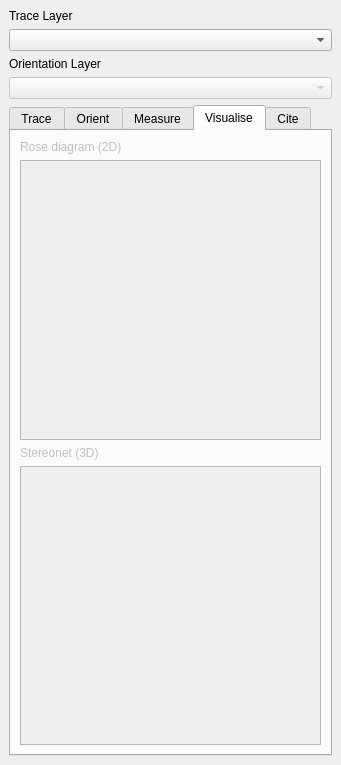
This is geo_trace/geo_trace_dockwidget_base.ui in RichardQZeng/ForestLines as Qt 5 draws it before an edit. The edited form follows.
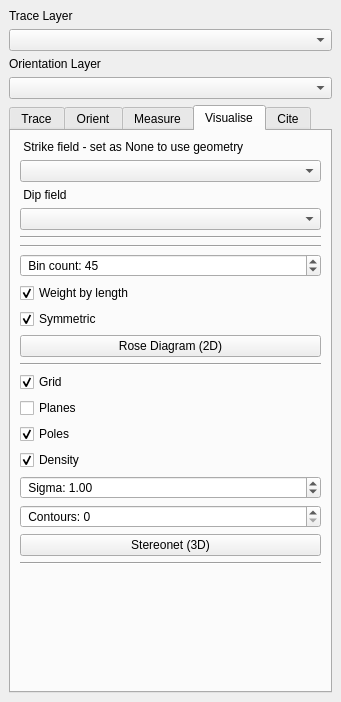
This is the edited form. The open tabs and pages were chosen to show the change. Custom widgets are drawn as their Qt base class.

Patch:
```diff
--- a/geo_trace/geo_trace_dockwidget_base.ui
+++ b/geo_trace/geo_trace_dockwidget_base.ui
@@ -7,7 +7,7 @@
     <x>0</x>
     <y>0</y>
     <width>341</width>
-    <height>765</height>
+    <height>702</height>
    </rect>
   </property>
   <property name="windowTitle">
@@ -448,7 +448,7 @@
       </widget>
       <widget class="QWidget" name="visTab">
        <property name="enabled">
-        <bool>false</bool>
+        <bool>true</bool>
        </property>
        <attribute name="title">
         <string>Visualise</string>
@@ -457,22 +457,182 @@
         <item>
          <widget class="QLabel" name="label_9">
           <property name="text">
-           <string>Rose diagram (2D)</string>
+           <string> Strike field - set as None to use geometry</string>
           </property>
          </widget>
         </item>
         <item>
-         <widget class="QGraphicsView" name="vp_rose"/>
+         <widget class="QgsFieldComboBox" name="vt_strike"/>
         </item>
         <item>
          <widget class="QLabel" name="label_11">
           <property name="text">
+           <string> Dip field</string>
+          </property>
+         </widget>
+        </item>
+        <item>
+         <widget class="QgsFieldComboBox" name="vt_dip"/>
+        </item>
+        <item>
+         <widget class="Line" name="line_8">
+          <property name="orientation">
+           <enum>Qt::Horizontal</enum>
+          </property>
+         </widget>
+        </item>
+        <item>
+         <widget class="Line" name="line_9">
+          <property name="orientation">
+           <enum>Qt::Horizontal</enum>
+          </property>
+         </widget>
+        </item>
+        <item>
+         <widget class="QSpinBox" name="vt_bins">
+          <property name="suffix">
+           <string/>
+          </property>
+          <property name="prefix">
+           <string> Bin count: </string>
+          </property>
+          <property name="minimum">
+           <number>4</number>
+          </property>
+          <property name="maximum">
+           <number>360</number>
+          </property>
+          <property name="value">
+           <number>45</number>
+          </property>
+         </widget>
+        </item>
+        <item>
+         <widget class="QCheckBox" name="vt_weight">
+          <property name="text">
+           <string>Weight by length</string>
+          </property>
+          <property name="checked">
+           <bool>true</bool>
+          </property>
+         </widget>
+        </item>
+        <item>
+         <widget class="QCheckBox" name="vt_sym">
+          <property name="text">
+           <string>Symmetric</string>
+          </property>
+          <property name="checked">
+           <bool>true</bool>
+          </property>
+         </widget>
+        </item>
+        <item>
+         <widget class="QPushButton" name="vt_rose">
+          <property name="text">
+           <string>Rose Diagram (2D)</string>
+          </property>
+         </widget>
+        </item>
+        <item>
+         <widget class="Line" name="line_6">
+          <property name="orientation">
+           <enum>Qt::Horizontal</enum>
+          </property>
+         </widget>
+        </item>
+        <item>
+         <widget class="QCheckBox" name="vt_grid">
+          <property name="text">
+           <string>Grid</string>
+          </property>
+          <property name="checked">
+           <bool>true</bool>
+          </property>
+         </widget>
+        </item>
+        <item>
+         <widget class="QCheckBox" name="vt_planes">
+          <property name="text">
+           <string>Planes</string>
+          </property>
+         </widget>
+        </item>
+        <item>
+         <widget class="QCheckBox" name="vt_poles">
+          <property name="text">
+           <string>Poles</string>
+          </property>
+          <property name="checked">
+           <bool>true</bool>
+          </property>
+         </widget>
+        </item>
+        <item>
+         <widget class="QCheckBox" name="vt_density">
+          <property name="text">
+           <string>Density</string>
+          </property>
+          <property name="checked">
+           <bool>true</bool>
+          </property>
+         </widget>
+        </item>
+        <item>
+         <widget class="QDoubleSpinBox" name="vt_sigma">
+          <property name="prefix">
+           <string> Sigma: </string>
+          </property>
+          <property name="minimum">
+           <double>0.100000000000000</double>
+          </property>
+          <property name="maximum">
+           <double>90.000000000000000</double>
+          </property>
+          <property name="singleStep">
+           <double>0.500000000000000</double>
+          </property>
+          <property name="value">
+           <double>1.000000000000000</double>
+          </property>
+         </widget>
+        </item>
+        <item>
+         <widget class="QSpinBox" name="vt_contours">
+          <property name="prefix">
+           <string> Contours: </string>
+          </property>
+          <property name="maximum">
+           <number>25</number>
+          </property>
+         </widget>
+        </item>
+        <item>
+         <widget class="QPushButton" name="vt_stereo">
+          <property name="text">
            <string>Stereonet (3D)</string>
           </property>
          </widget>
         </item>
         <item>
-         <widget class="QGraphicsView" name="vp_stereo"/>
+         <widget class="Line" name="line_7">
+          <property name="orientation">
+           <enum>Qt::Horizontal</enum>
+          </property>
+         </widget>
+        </item>
+        <item>
+         <spacer name="verticalSpacer_4">
+          <property name="orientation">
+           <enum>Qt::Vertical</enum>
+          </property>
+          <property name="sizeHint" stdset="0">
+           <size>
+            <width>20</width>
+            <height>40</height>
+           </size>
+          </property>
+         </spacer>
         </item>
        </layout>
       </widget>
@@ -522,7 +682,7 @@
     <item row="3" column="0">
      <widget class="QgsMapLayerComboBox" name="orientations">
       <property name="enabled">
-       <bool>false</bool>
+       <bool>true</bool>
       </property>
       <property name="editable">
        <bool>false</bool>
@@ -539,6 +699,11 @@
   </widget>
  </widget>
  <customwidgets>
+  <customwidget>
+   <class>QgsFieldComboBox</class>
+   <extends>QComboBox</extends>
+   <header>qgsfieldcombobox.h</header>
+  </customwidget>
   <customwidget>
    <class>QgsMapLayerComboBox</class>
    <extends>QComboBox</extends>
```
Left out of the diff: 16 changed lines with no effect on the pictures.
